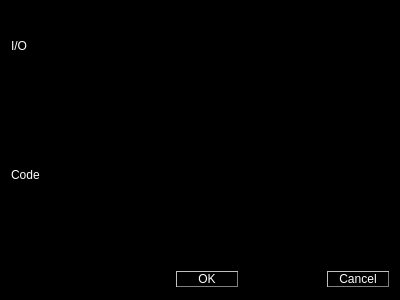
Above: src/application-qt4/block_code.ui from luisbarrancos/shrimp before the change. Below: the same form after it.
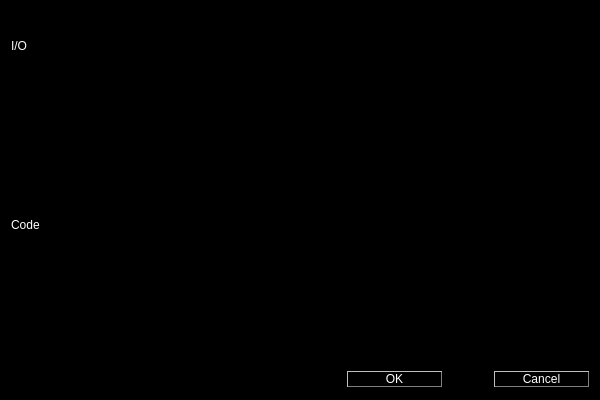
That is the form after the change.

```diff
--- a/src/application-qt4/block_code.ui
+++ b/src/application-qt4/block_code.ui
@@ -6,8 +6,8 @@
    <rect>
     <x>0</x>
     <y>0</y>
-    <width>400</width>
-    <height>300</height>
+    <width>600</width>
+    <height>400</height>
    </rect>
   </property>
   <property name="windowTitle">
@@ -16,7 +16,7 @@
   <property name="styleSheet">
    <string notr="true">background-color: black;</string>
   </property>
-  <layout class="QGridLayout" name="gridLayout" rowstretch="1,4,0">
+  <layout class="QGridLayout" name="gridLayout" rowstretch="1,4,0" columnstretch="0,3,1,0,1">
    <item row="2" column="4">
     <widget class="QPushButton" name="cancelButton">
      <property name="styleSheet">
@@ -62,6 +62,9 @@
      <property name="text">
       <string>OK</string>
      </property>
+     <property name="default">
+      <bool>true</bool>
+     </property>
     </widget>
    </item>
    <item row="2" column="1">
```
Left out of the diff: 10 changed lines with no effect on the pictures.
